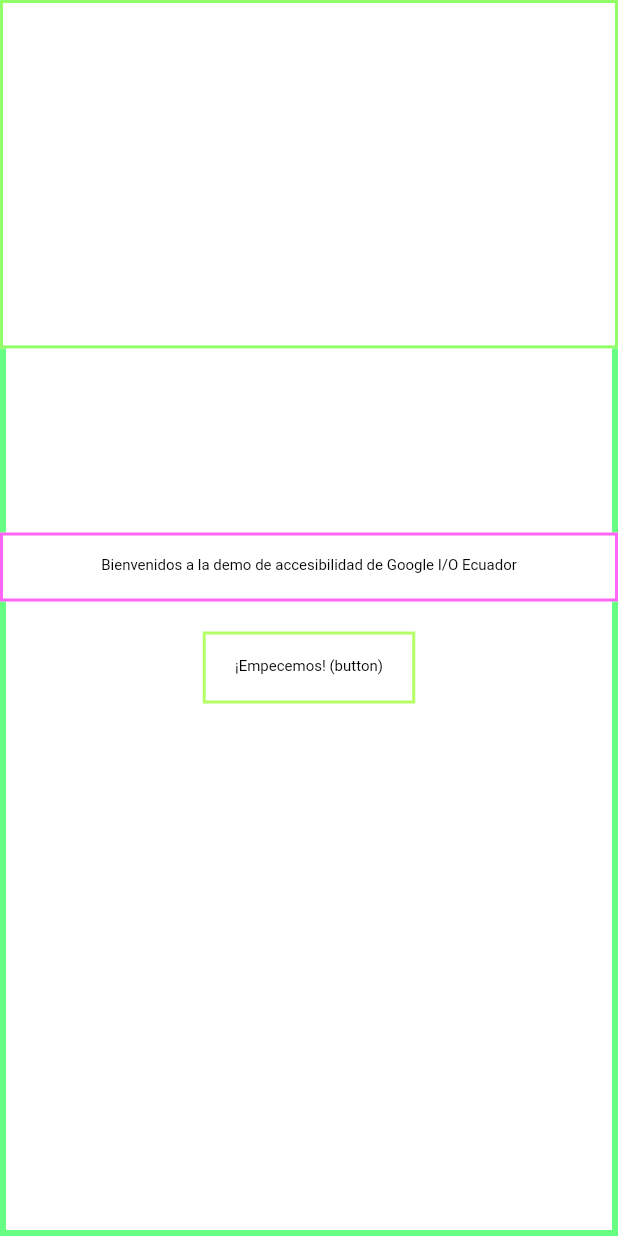
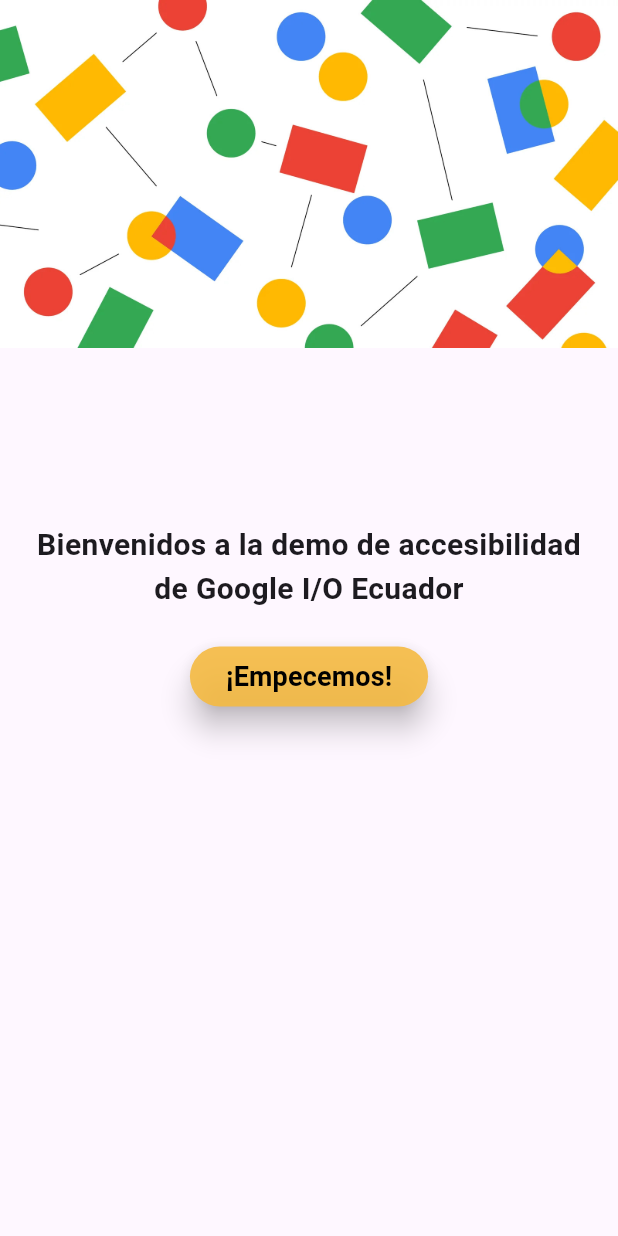
Before and after one commit to cxcarvaj/Accessability-Demo-Google-io, a Flutter app: the screen it shows after launch, on a phone screen of 412 x 824 dp. Run offline on Flutter 3.47's test engine with Material 2 defaults, Android fonts, the phone set to English and light mode, and no system bars.

Commit message:
Improve the base code and add the From screen

```diff
--- /dev/null
+++ b/lib/config/app_theme.dart
@@ -0,0 +1,6 @@
+import 'package:flutter/material.dart';
+
+class AppTheme {
+  ThemeData get themeData =>
+      ThemeData(useMaterial3: true, brightness: Brightness.light);
+}
--- a/lib/main.dart
+++ b/lib/main.dart
@@ -1,4 +1,5 @@
-import 'package:accessability_demo_google_io/presentation/screens/home_screen.dart';
+import 'package:accessability_demo_google_io/config/app_theme.dart';
+import 'package:accessability_demo_google_io/routes/routes.dart';
 import 'package:flutter/material.dart';
 
 void main() => runApp(const MyApp());
@@ -8,11 +9,13 @@
 
   @override
   Widget build(BuildContext context) {
-    return const MaterialApp(
-      showSemanticsDebugger: true,
+    return MaterialApp(
+      // showSemanticsDebugger: true,
+      theme: AppTheme().themeData,
       debugShowCheckedModeBanner: false,
       title: 'Accessibility Demo Google I/O',
-      home: HomeScreen(),
+      routes: appRoutes,
+      initialRoute: '/home',
     );
   }
 }
--- a/lib/presentation/screens/home_screen.dart
+++ b/lib/presentation/screens/home_screen.dart
@@ -1,4 +1,5 @@
 import 'package:flutter/material.dart';
+import 'package:accessability_demo_google_io/presentation/screens/screens.dart';
 
 class HomeScreen extends StatelessWidget {
   const HomeScreen({Key? key}) : super(key: key);
@@ -14,19 +15,28 @@
             Column(
               mainAxisAlignment: MainAxisAlignment.center,
               children: [
-                const Text(
-                  'Bienvenidos a la demo de accesibilidad de Google I/O Ecuador',
-                  textAlign: TextAlign.center,
-                  style: TextStyle(fontSize: 20, fontWeight: FontWeight.w600),
+                const Padding(
+                  padding: EdgeInsets.only(left: 14, right: 14),
+                  child: Text(
+                    'Bienvenidos a la demo de accesibilidad de Google I/O Ecuador',
+                    textAlign: TextAlign.center,
+                    style: TextStyle(fontSize: 20, fontWeight: FontWeight.w600),
+                  ),
                 ),
                 const SizedBox(height: 20),
-                ElevatedButton(
-                  onPressed: () {},
-                  style: ElevatedButton.styleFrom(
+                FilledButton(
+                  onPressed: () {
+                    Navigator.push(
+                      context,
+                      MaterialPageRoute(
+                          builder: (context) => const FormScreen()),
+                    );
+                  },
+                  style: FilledButton.styleFrom(
                     shape: RoundedRectangleBorder(
                       borderRadius: BorderRadius.circular(20),
                     ),
-                    backgroundColor: const Color.fromRGBO(242, 183, 54, 10),
+                    backgroundColor: const Color.fromRGBO(245, 186, 65, 0.9),
                     elevation: 8,
                   ),
                   child: const Text(
@@ -48,6 +58,7 @@
 }
 
 // import 'package:flutter/material.dart';
+// import 'package:accessability_demo_google_io/presentation/screens/screens.dart';
 
 // class HomeScreen extends StatelessWidget {
 //   const HomeScreen({Key? key}) : super(key: key);
@@ -64,21 +75,30 @@
 //             Column(
 //               mainAxisAlignment: MainAxisAlignment.center,
 //               children: [
-//                 const Text(
-//                   'Bienvenidos a la demo de accesibilidad de Google I/O Ecuador',
-//                   semanticsLabel:
-//                       'Bienvenidos a la demo de accesibilidad de Google I/O Ecuador, mensaje de bienvenida a la aplicación',
-//                   textAlign: TextAlign.center,
-//                   style: TextStyle(fontSize: 20, fontWeight: FontWeight.w600),
+//                 const Padding(
+//                   padding: EdgeInsets.only(left: 14, right: 14),
+//                   child: Text(
+//                     'Bienvenidos a la demo de accesibilidad de Google I/O Ecuador',
+//                     semanticsLabel:
+//                         'Bienvenidos a la demo de accesibilidad de Google I/O Ecuador, mensaje de bienvenida a la aplicación',
+//                     textAlign: TextAlign.center,
+//                     style: TextStyle(fontSize: 20, fontWeight: FontWeight.w600),
+//                   ),
 //                 ),
 //                 const SizedBox(height: 20),
-//                 ElevatedButton(
-//                   onPressed: () {},
-//                   style: ElevatedButton.styleFrom(
+//                 FilledButton(
+//                   onPressed: () {
+//                     Navigator.push(
+//                       context,
+//                       MaterialPageRoute(
+//                           builder: (context) => const FormScreen()),
+//                     );
+//                   },
+//                   style: FilledButton.styleFrom(
 //                     shape: RoundedRectangleBorder(
 //                       borderRadius: BorderRadius.circular(20),
 //                     ),
-//                     backgroundColor: const Color.fromRGBO(242, 183, 54, 10),
+//                     backgroundColor: const Color.fromRGBO(245, 186, 65, 0.9),
 //                     elevation: 8,
 //                   ),
 //                   child: const Text(
--- /dev/null
+++ b/lib/presentation/screens/screens.dart
@@ -0,0 +1,2 @@
+export 'package:accessability_demo_google_io/presentation/screens/home_screen.dart';
+export 'package:accessability_demo_google_io/presentation/screens/form_screen.dart';
```
Also changed, not shown: lib/presentation/screens/form_screen.dart (added, +16 -0 lines), lib/routes/routes.dart (added, +7 -0 lines).
